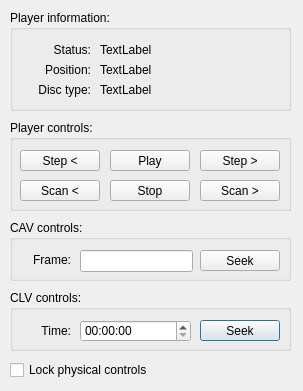
Old version of the form Linux-Application/DomesdayDuplicator/playercontroldialog.ui in the repository simoninns/DomesdayDuplicator-gui-app.
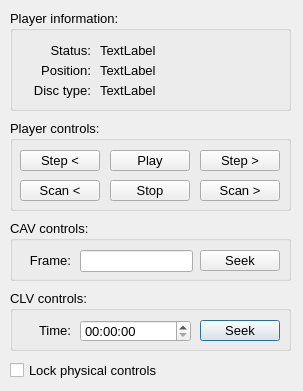
New version of the form.

Commit message: Modification to GUI forms and restructure of main windows code

```diff
--- a/Linux-Application/DomesdayDuplicator/playercontroldialog.ui
+++ b/Linux-Application/DomesdayDuplicator/playercontroldialog.ui
@@ -28,6 +28,11 @@
     <height>391</height>
    </size>
   </property>
+  <property name="font">
+   <font>
+    <pointsize>10</pointsize>
+   </font>
+  </property>
   <property name="windowTitle">
    <string>Player Integrated Capture</string>
   </property>
```
The commit also changes 6 other files.
